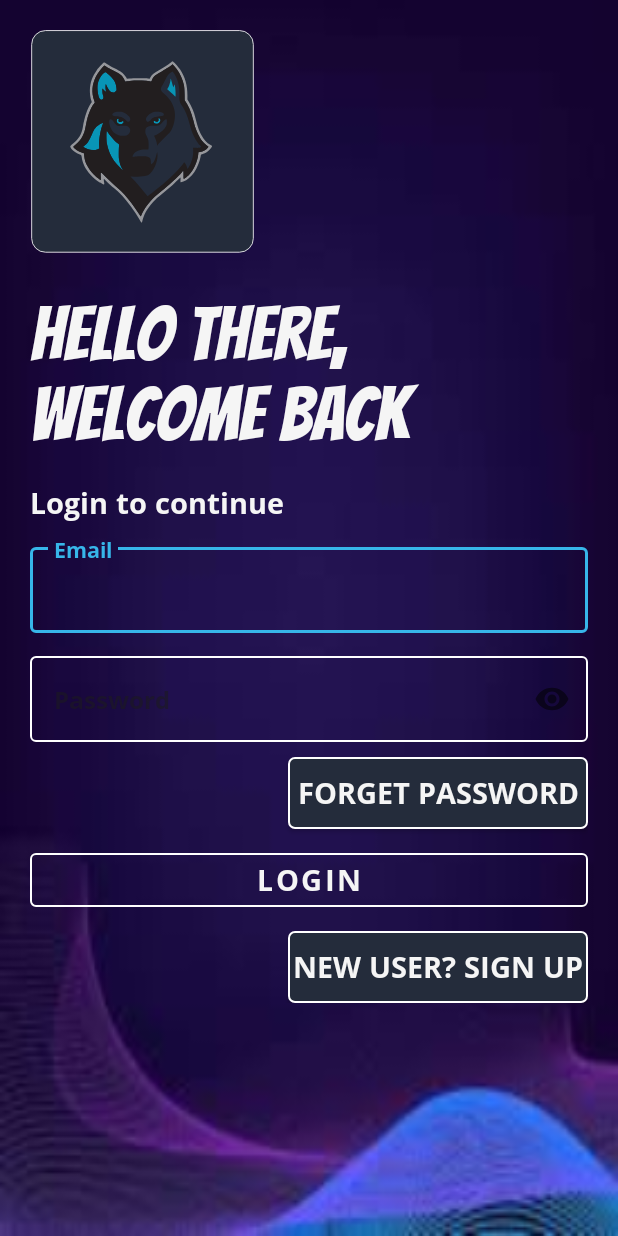
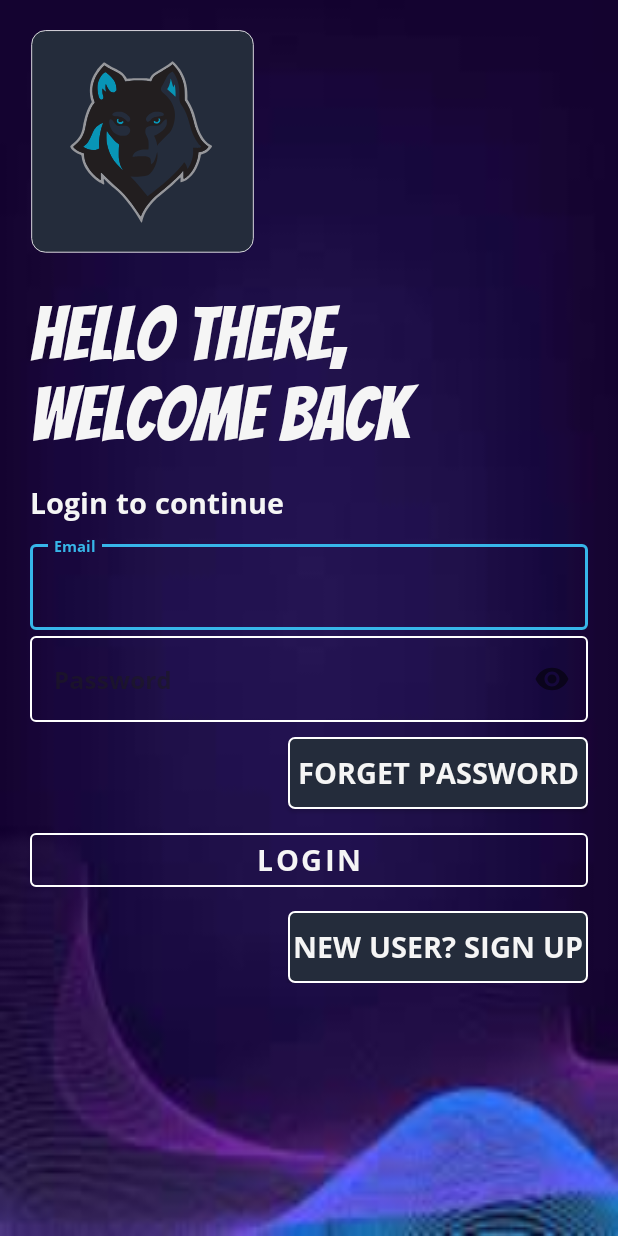
Before and after one commit to Grandeur77/DonateMe, an Android app: the landing_page screen opened directly, with no data from a screen before it, on a phone screen of 412 x 824 dp. Run offline under Robolectric (Android 15) with nearby library versions, the phone set to English and light mode, and no system bars; 1 statement that could not run was skipped.

Commit message:
Style value added

```diff
--- a/app/src/main/res/layout/activity_landing_page.xml
+++ b/app/src/main/res/layout/activity_landing_page.xml
@@ -50,7 +50,7 @@
                 android:layout_height="wrap_content"
                 android:hint="@string/prompt_email"
                 app:boxStrokeColor="@color/light_blue"
-                app:hintTextAppearance="@style/TextAppearance.AppCompat.Body1"
+                app:hintTextAppearance="@style/HintTextAppearance"
                 app:hintTextColor="@color/hint_color">
 
                 <com.google.android.material.textfield.TextInputEditText
@@ -59,7 +59,6 @@
                     android:layout_height="wrap_content"
                     android:fontFamily="@font/opensans"
                     android:inputType="textEmailAddress"
-                    android:textAppearance="@style/TextAppearance.AppCompat.Display1"
                     android:textColor="@color/Text1"
                     android:textSize="@dimen/sp_16" />
             </com.google.android.material.textfield.TextInputLayout>
@@ -71,7 +70,7 @@
                 android:layout_height="wrap_content"
                 android:hint="@string/prompt_password"
                 app:boxStrokeColor="@color/light_blue"
-                app:hintTextAppearance="@style/TextAppearance.AppCompat.Display1"
+                app:hintTextAppearance="@style/HintTextAppearance"
                 app:hintTextColor="@color/hint_color"
                 app:passwordToggleEnabled="true">
 
@@ -81,7 +80,6 @@
                     android:layout_height="wrap_content"
                     android:fontFamily="@font/opensans"
                     android:inputType="textPassword"
-                    android:textAppearance="@style/TextAppearance.AppCompat.Display1"
                     android:textColor="@color/Text1"
                     android:textSize="@dimen/sp_16" />
             </com.google.android.material.textfield.TextInputLayout>
```
Also changed, not shown: app/src/main/res/drawable/landing.png (added).
